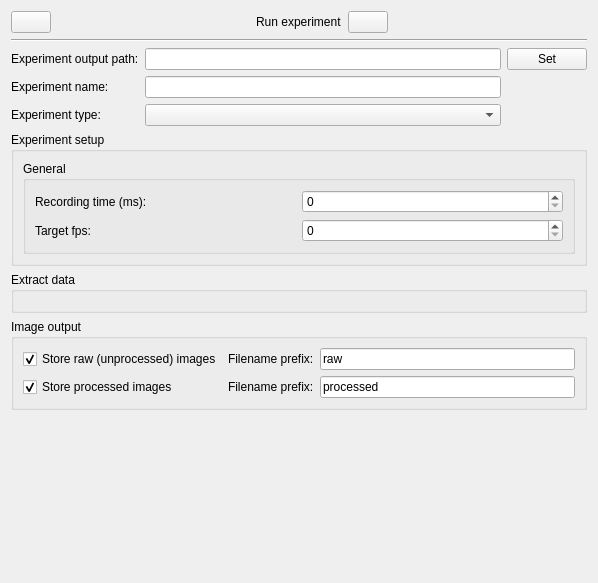
Before: the Qt Designer form src/CellSorter/gui/experimentsetup.ui in mortbopet/RTOC, drawn with Qt 5.
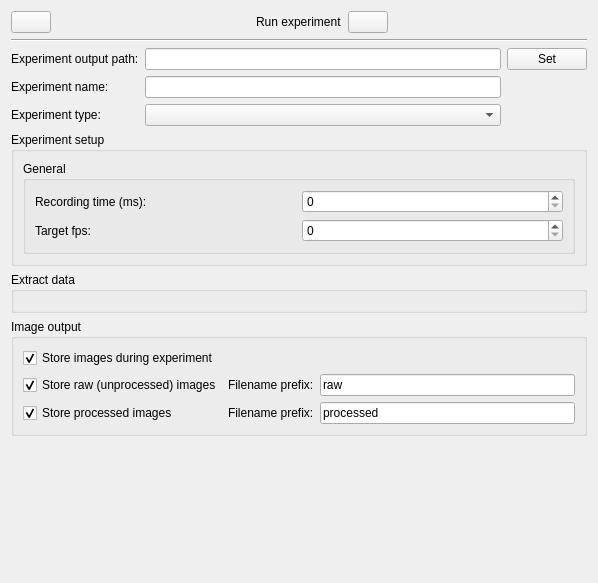
After: the same form once the commit is applied.

Commit message:
Implement ImageWriter for concurrent writing of image files during test execution
Current not working - seems like std::queue is locking up, and thus we are not actually concurrent in our execution. Needs more investigation.

```diff
--- a/src/CellSorter/gui/experimentsetup.ui
+++ b/src/CellSorter/gui/experimentsetup.ui
@@ -197,7 +197,7 @@
        <layout class="QGridLayout" name="gridLayout_2">
         <item row="0" column="0">
          <layout class="QGridLayout" name="gridLayout_4">
-          <item row="0" column="0">
+          <item row="1" column="0">
            <widget class="QCheckBox" name="storeRaw">
             <property name="text">
              <string>Store raw (unprocessed) images</string>
@@ -207,14 +207,14 @@
             </property>
            </widget>
           </item>
-          <item row="0" column="1">
+          <item row="1" column="1">
            <widget class="QLabel" name="label_3">
             <property name="text">
              <string>Filename prefix:</string>
             </property>
            </widget>
           </item>
-          <item row="0" column="2">
+          <item row="1" column="2">
            <widget class="QLineEdit" name="rawPrefix">
             <property name="enabled">
              <bool>true</bool>
@@ -224,7 +224,7 @@
             </property>
            </widget>
           </item>
-          <item row="1" column="0">
+          <item row="2" column="0">
            <widget class="QCheckBox" name="storeProcessed">
             <property name="text">
              <string>Store processed images</string>
@@ -234,14 +234,14 @@
             </property>
            </widget>
           </item>
-          <item row="1" column="1">
+          <item row="2" column="1">
            <widget class="QLabel" name="label_4">
             <property name="text">
              <string>Filename prefix:</string>
             </property>
            </widget>
           </item>
-          <item row="1" column="2">
+          <item row="2" column="2">
            <widget class="QLineEdit" name="processedPrefix">
             <property name="enabled">
              <bool>true</bool>
@@ -251,6 +251,16 @@
             </property>
            </widget>
           </item>
+          <item row="0" column="0">
+           <widget class="QCheckBox" name="asyncImgWrite">
+            <property name="text">
+             <string>Store images during experiment</string>
+            </property>
+            <property name="checked">
+             <bool>true</bool>
+            </property>
+           </widget>
+          </item>
          </layout>
         </item>
        </layout>
```
The commit also changes 8 other files.
